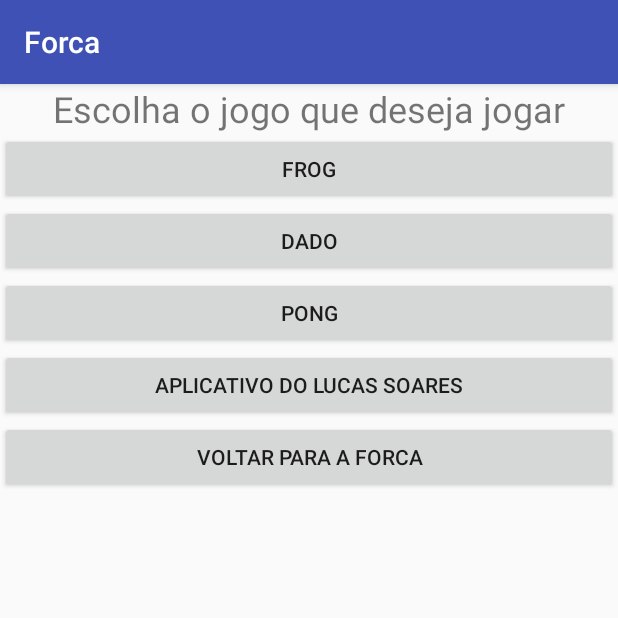
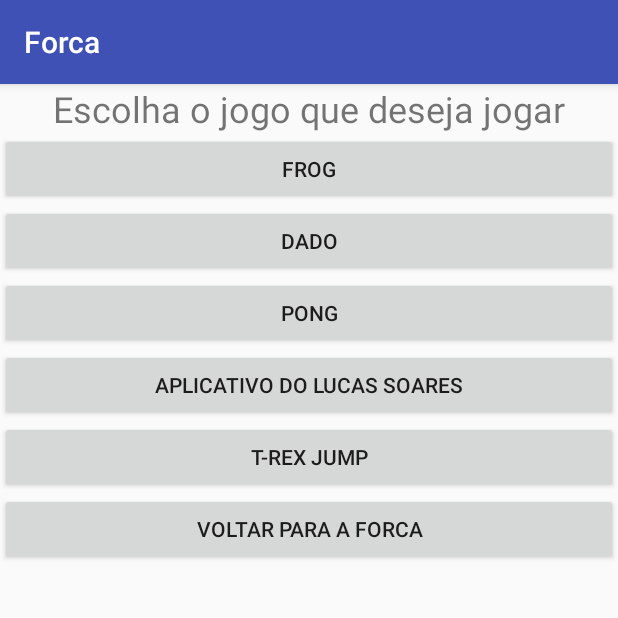
Before and after one commit to ronaldalbertjr/intent-game, an Android app: the GameChoose screen opened directly, with no data from a screen before it, on a phone screen of 412 x 824 dp, the top half of it. Run offline under Robolectric (Android 15) with nearby library versions, the phone set to English and light mode, and no system bars.

Commit message:
JustOneMoreLayout

```diff
--- a/app/src/main/java/com/example/ronal/forca/GameChoose.java
+++ b/app/src/main/java/com/example/ronal/forca/GameChoose.java
@@ -13,6 +13,7 @@ public class GameChoose extends AppCompatActivity
     Button btnDado;
     Button btnPong;
     Button btnAppDoSoares;
+    Button btnTRex;
     Button btnVoltarParaForca;
     protected void onCreate(Bundle savedInstanceState)
     {
@@ -21,6 +22,7 @@ public class GameChoose extends AppCompatActivity
         btnFrog = (Button) findViewById(R.id.frogBtn);
         btnDado = (Button) findViewById(R.id.dadoBtn);
         btnPong = (Button) findViewById(R.id.pongBtn);
+        btnTRex = (Button) findViewById(R.id.rexJumpBtn);
         btnVoltarParaForca = (Button) findViewById(R.id.backToForcaBtn);
         btnAppDoSoares = (Button) findViewById(R.id.appDoSoaresBtn);
         btnFrog.setOnClickListener(new View.OnClickListener(){
@@ -53,6 +55,13 @@ public class GameChoose extends AppCompatActivity
                 startActivity(i);
             }
         });
+        btnTRex.setOnClickListener(new View.OnClickListener() {
+            @Override
+            public void onClick(View v) {
+                Intent i = new Intent("T-RexJump");
+                startActivity(i);
+            }
+        });
         btnVoltarParaForca.setOnClickListener(new View.OnClickListener() {
             @Override
             public void onClick(View v) {
--- a/app/src/main/res/layout/game_choose.xml
+++ b/app/src/main/res/layout/game_choose.xml
@@ -36,6 +36,12 @@
         android:text="Aplicativo do Lucas Soares" />
 
     <Button
+        android:id="@+id/rexJumpBtn"
+        android:layout_width="match_parent"
+        android:layout_height="wrap_content"
+        android:text="T-Rex Jump" />
+
+    <Button
         android:id="@+id/backToForcaBtn"
         android:layout_width="match_parent"
         android:layout_height="wrap_content"
```
